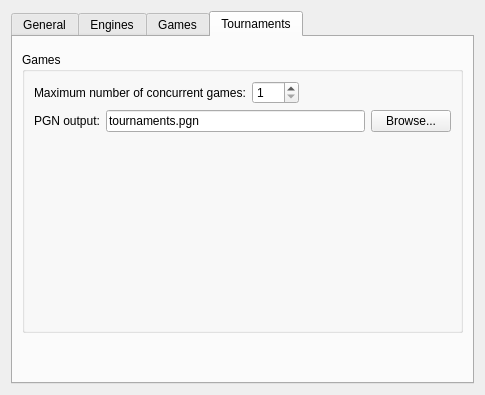
The window that projects/gui/ui/settingsdlg.ui (cutechess/cutechess) describes before a commit, drawn with Qt 5.
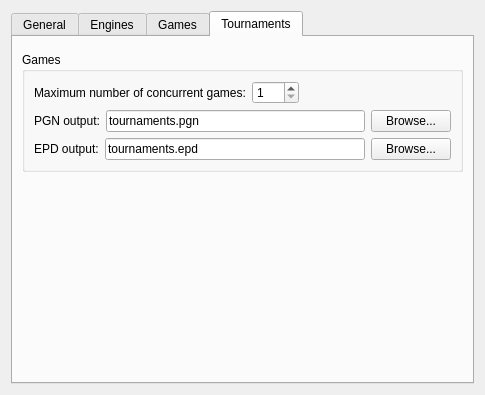
The same window after the commit. The open tabs and pages were chosen to show the change. Custom widgets are drawn as their Qt base class.

Commit message: EPD (or rather FEN) output of end positions of tournament games into a file (gui)

What changed in the file:
```diff
--- a/projects/gui/ui/settingsdlg.ui
+++ b/projects/gui/ui/settingsdlg.ui
@@ -10,6 +10,12 @@
     <height>395</height>
    </rect>
   </property>
+  <property name="sizePolicy">
+   <sizepolicy hsizetype="Preferred" vsizetype="Preferred">
+    <horstretch>0</horstretch>
+    <verstretch>90</verstretch>
+   </sizepolicy>
+  </property>
   <property name="windowTitle">
    <string>Settings</string>
   </property>
@@ -177,7 +183,7 @@
          <property name="sizePolicy">
           <sizepolicy hsizetype="Preferred" vsizetype="Preferred">
            <horstretch>0</horstretch>
-           <verstretch>90</verstretch>
+           <verstretch>0</verstretch>
           </sizepolicy>
          </property>
          <property name="title">
@@ -253,17 +259,29 @@
            </layout>
           </item>
           <item>
-           <spacer name="verticalSpacer_2">
-            <property name="orientation">
-             <enum>Qt::Vertical</enum>
-            </property>
-            <property name="sizeHint" stdset="0">
-             <size>
-              <width>20</width>
-              <height>40</height>
-             </size>
-            </property>
-           </spacer>
+           <layout class="QHBoxLayout" name="horizontalLayout_3">
+            <item>
+             <widget class="QLabel" name="m_tournamentDefaultEpdOutFileLabel">
+              <property name="text">
+               <string>EPD output:</string>
+              </property>
+             </widget>
+            </item>
+            <item>
+             <widget class="QLineEdit" name="m_tournamentDefaultEpdOutFileEdit">
+              <property name="text">
+               <string>tournaments.epd</string>
+              </property>
+             </widget>
+            </item>
+            <item>
+             <widget class="QPushButton" name="m_tournamentDefaultEpdOutFileBtn">
+              <property name="text">
+               <string>Browse...</string>
+              </property>
+             </widget>
+            </item>
+           </layout>
           </item>
          </layout>
         </widget>
```
The commit also changes 4 other files.
